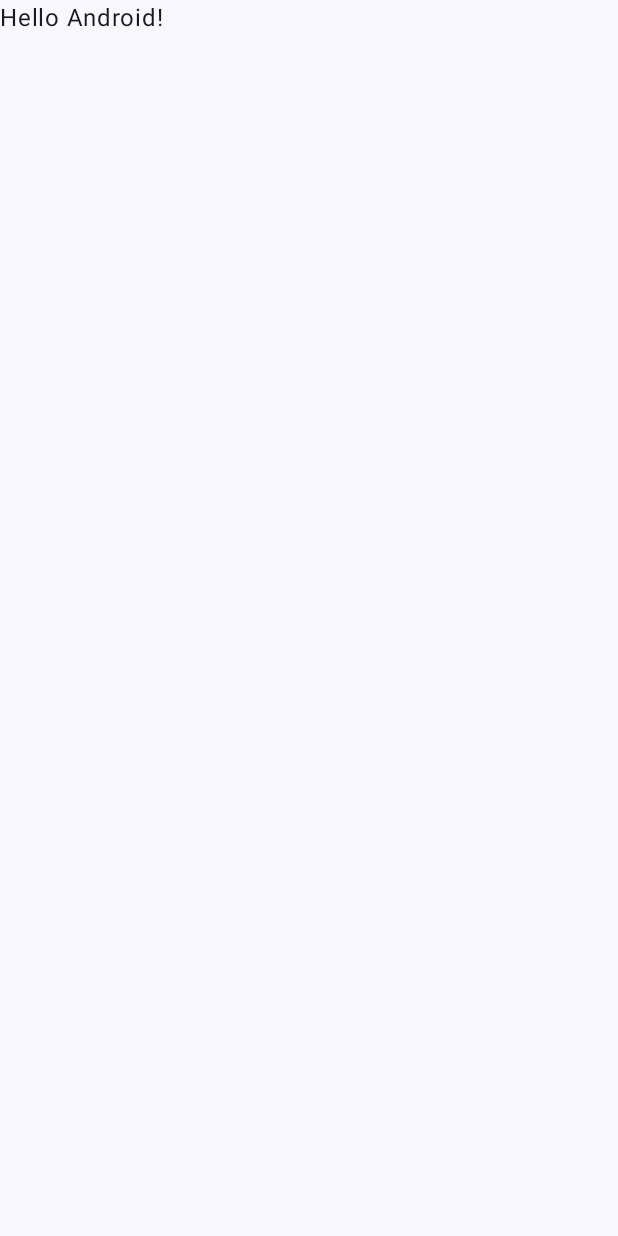
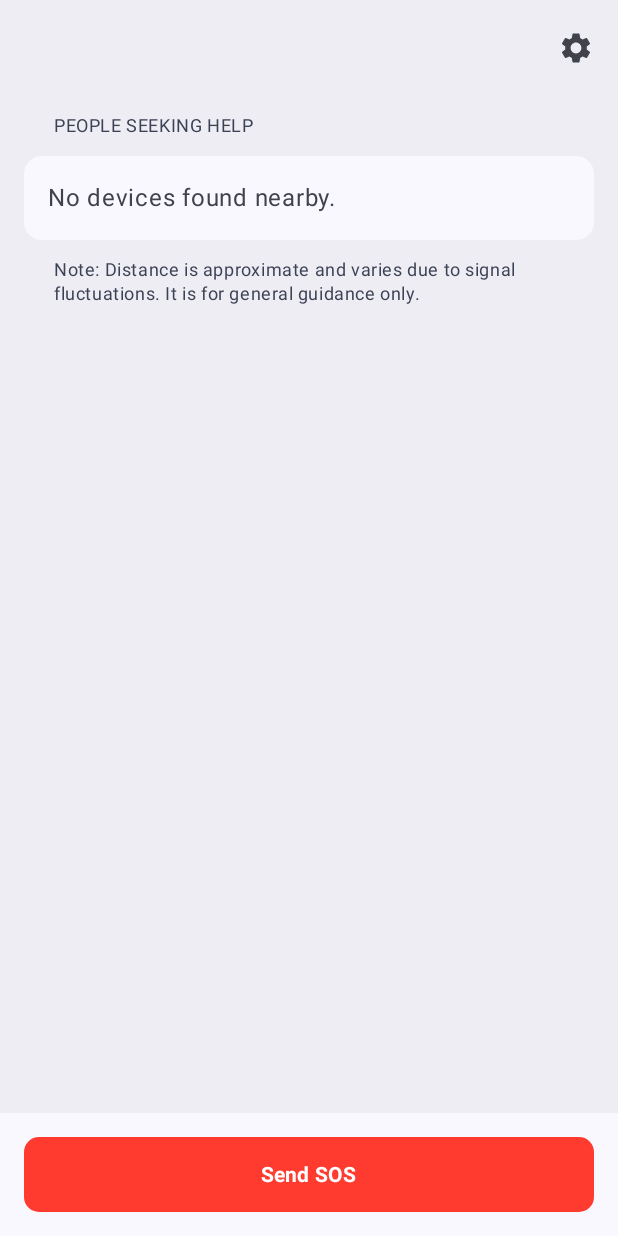
Before and after one commit to igatha/flare-gun, an Android app built with Jetpack Compose: the screen it shows after launch (MainActivity), on a phone screen of 412 x 824 dp. Before the commit the screen is almost empty. Run offline under Robolectric (Android 15) with nearby library versions, the light colour scheme and no system bars.

Commit message:
android: Add basic user interface

```diff
--- a/Android/app/src/main/java/me/nizarmah/igatha/MainActivity.kt
+++ b/Android/app/src/main/java/me/nizarmah/igatha/MainActivity.kt
@@ -4,14 +4,10 @@ import android.os.Bundle
 import androidx.activity.ComponentActivity
 import androidx.activity.compose.setContent
 import androidx.activity.enableEdgeToEdge
-import androidx.compose.foundation.layout.fillMaxSize
-import androidx.compose.foundation.layout.padding
-import androidx.compose.material3.Scaffold
-import androidx.compose.material3.Text
 import androidx.compose.runtime.Composable
-import androidx.compose.ui.Modifier
 import androidx.compose.ui.tooling.preview.Preview
 import me.nizarmah.igatha.ui.theme.IgathaTheme
+import me.nizarmah.igatha.ui.view.ContentView
 
 class MainActivity : ComponentActivity() {
     override fun onCreate(savedInstanceState: Bundle?) {
@@ -19,29 +15,14 @@ class MainActivity : ComponentActivity() {
         enableEdgeToEdge()
         setContent {
             IgathaTheme {
-                Scaffold(modifier = Modifier.fillMaxSize()) { innerPadding ->
-                    Greeting(
-                        name = "Android",
-                        modifier = Modifier.padding(innerPadding)
-                    )
-                }
+                ContentView()
             }
         }
     }
 }
 
-@Composable
-fun Greeting(name: String, modifier: Modifier = Modifier) {
-    Text(
-        text = "Hello $name!",
-        modifier = modifier
-    )
-}
-
 @Preview(showBackground = true)
 @Composable
-fun GreetingPreview() {
-    IgathaTheme {
-        Greeting("Android")
-    }
+fun MainActivityPreview() {
+    MainActivity()
 }
--- a/Android/app/src/main/java/me/nizarmah/igatha/ui/theme/Color.kt
+++ b/Android/app/src/main/java/me/nizarmah/igatha/ui/theme/Color.kt
@@ -2,10 +2,5 @@ package me.nizarmah.igatha.ui.theme
 
 import androidx.compose.ui.graphics.Color
 
-val Purple80 = Color(0xFFD0BCFF)
-val PurpleGrey80 = Color(0xFFCCC2DC)
-val Pink80 = Color(0xFFEFB8C8)
-
-val Purple40 = Color(0xFF6650a4)
-val PurpleGrey40 = Color(0xFF625b71)
-val Pink40 = Color(0xFF7D5260)
+val Red = Color(0xFFFF3B30)
+val Gray = Color(0xFF8E8E93)
--- a/Android/app/src/main/java/me/nizarmah/igatha/ui/theme/Theme.kt
+++ b/Android/app/src/main/java/me/nizarmah/igatha/ui/theme/Theme.kt
@@ -11,27 +11,9 @@ import androidx.compose.material3.lightColorScheme
 import androidx.compose.runtime.Composable
 import androidx.compose.ui.platform.LocalContext
 
-private val DarkColorScheme = darkColorScheme(
-    primary = Purple80,
-    secondary = PurpleGrey80,
-    tertiary = Pink80
-)
+private val DarkColorScheme = darkColorScheme()
 
-private val LightColorScheme = lightColorScheme(
-    primary = Purple40,
-    secondary = PurpleGrey40,
-    tertiary = Pink40
-
-    /* Other default colors to override
-    background = Color(0xFFFFFBFE),
-    surface = Color(0xFFFFFBFE),
-    onPrimary = Color.White,
-    onSecondary = Color.White,
-    onTertiary = Color.White,
-    onBackground = Color(0xFF1C1B1F),
-    onSurface = Color(0xFF1C1B1F),
-    */
-)
+private val LightColorScheme = lightColorScheme()
 
 @Composable
 fun IgathaTheme(
--- /dev/null
+++ b/Android/app/src/main/java/me/nizarmah/igatha/ui/view/ContentView.kt
@@ -0,0 +1,119 @@
+package me.nizarmah.igatha.ui.view
+
+import androidx.compose.foundation.layout.Box
+import androidx.compose.foundation.layout.Column
+import androidx.compose.foundation.layout.Spacer
+import androidx.compose.foundation.layout.fillMaxSize
+import androidx.compose.foundation.layout.fillMaxWidth
+import androidx.compose.foundation.layout.height
+import androidx.compose.foundation.layout.padding
+import androidx.compose.foundation.shape.RoundedCornerShape
+import androidx.compose.material.icons.Icons
+import androidx.compose.material.icons.filled.Settings
+import androidx.compose.material3.*
+import androidx.compose.runtime.*
+import androidx.compose.ui.Modifier
+import androidx.compose.ui.draw.alpha
+import androidx.compose.ui.graphics.Color
+import androidx.compose.ui.text.font.FontWeight
+import androidx.compose.ui.tooling.preview.Preview
+import androidx.compose.ui.unit.dp
+import me.nizarmah.igatha.ui.theme.Gray
+import me.nizarmah.igatha.ui.theme.IgathaTheme
+import me.nizarmah.igatha.ui.theme.Red
+
+@OptIn(ExperimentalMaterial3Api::class)
+@Composable
+fun ContentView() {
+    // TODO: Initialize your ViewModel here when ready
+
+    Scaffold(
+        topBar = {
+            TopAppBar(
+                title = {},
+                actions = {
+                    IconButton(onClick = {
+                        // TODO: Implement navigation to SettingsView
+                    }) {
+                        Icon(
+                            imageVector = Icons.Default.Settings,
+                            contentDescription = "Settings"
+                        )
+                    }
+                },
+                colors = TopAppBarDefaults.topAppBarColors(
+                    containerColor = MaterialTheme.colorScheme.surfaceContainer
+                )
+            )
+        },
+        content = { paddingValues ->
+            Column(
+                modifier = Modifier
+                    .padding(paddingValues)
+                    .fillMaxSize()
+            ) {
+                Box(
+                    modifier = Modifier
+                        .weight(1f)
+                        .fillMaxWidth()
+                ) {
+                    DeviceListView(devices = emptyList())
+                }
+
+                Spacer(modifier = Modifier)
+
+                SOSButton(
+                    isSOSAvailable = true,
+                    isSOSActive = false,
+                    onSOSClick = {
+                        // TODO: Implement SOS button logic
+                    }
+                )
+            }
+        }
+    )
+}
+
+@Composable
+fun SOSButton(
+    isSOSAvailable: Boolean = true,
+    isSOSActive: Boolean = false,
+    onSOSClick: () -> Unit = {}
+) {
+    Button(
+        onClick = onSOSClick,
+        enabled = isSOSAvailable,
+        modifier = Modifier
+            .padding(16.dp)
+            .fillMaxWidth()
+            .height(50.dp)
+            .alpha(if (isSOSAvailable) 1f else 0.75f),
+        shape = RoundedCornerShape(10.dp),
+        colors = ButtonDefaults.buttonColors(
+            containerColor = when {
+                isSOSActive -> Gray
+                else -> Red
+            },
+            contentColor = Color.White,
+            disabledContainerColor = Red,
+            disabledContentColor = Color.White
+        )
+    ) {
+        Text(
+            text = when {
+                !isSOSAvailable -> "SOS Unavailable"
+                isSOSActive -> "Stop SOS"
+                else -> "Send SOS"
+            },
+            fontWeight = FontWeight.Bold
+        )
+    }
+}
+
+@Preview(showBackground = true)
+@Composable
+fun ContentViewPreview() {
+    IgathaTheme {
+        ContentView()
+    }
+}
--- /dev/null
+++ b/Android/app/src/main/java/me/nizarmah/igatha/ui/view/DeviceListView.kt
@@ -0,0 +1,95 @@
+package me.nizarmah.igatha.ui.view
+
+import androidx.compose.foundation.background
+import androidx.compose.foundation.layout.*
+import androidx.compose.foundation.lazy.LazyColumn
+import androidx.compose.material3.*
+import androidx.compose.runtime.Composable
+import androidx.compose.ui.Modifier
+import androidx.compose.ui.tooling.preview.Preview
+import androidx.compose.ui.unit.dp
+import me.nizarmah.igatha.model.Device
+import me.nizarmah.igatha.ui.theme.IgathaTheme
+import java.util.Date
+import java.util.UUID
+
+@Composable
+fun DeviceListView(devices: List<Device>) {
+    LazyColumn(
+        contentPadding = PaddingValues(horizontal = 16.dp, vertical = 8.dp),
+        verticalArrangement = Arrangement.spacedBy(8.dp),
+        modifier = Modifier
+            .fillMaxSize()
+            .background(MaterialTheme.colorScheme.surfaceContainer)
+    ) {
+        item {
+            Text(
+                "PEOPLE SEEKING HELP",
+                style = MaterialTheme.typography.bodySmall,
+                color = MaterialTheme.colorScheme.secondary,
+                modifier = Modifier.padding(vertical = 4.dp, horizontal = 20.dp)
+            )
+        }
+
+        item {
+            Surface(
+                shape = MaterialTheme.shapes.medium,
+                color = MaterialTheme.colorScheme.surface
+            ) {
+                Column(modifier = Modifier.fillMaxWidth()) {
+                    if (devices.isEmpty()) {
+                        Text(
+                            "No devices found nearby.",
+                            color = MaterialTheme.colorScheme.onSurfaceVariant,
+                            modifier = Modifier
+                                .fillMaxWidth()
+                                .padding(16.dp)
+                        )
+                    } else {
+                        devices.forEachIndexed { index, device ->
+                            DeviceRowView(
+                                device = device,
+                                onClick = {
+                                    // TODO: Implement navigation to DeviceDetailView
+                                }
+                            )
+
+                            if (index < devices.size - 1) {
+                                HorizontalDivider(
+                                    modifier = Modifier
+                                        .fillMaxWidth()
+                                        .padding(horizontal = 16.dp),
+                                    color = MaterialTheme.colorScheme.outlineVariant
+                                )
+                            }
+                        }
+                    }
+                }
+            }
+        }
+
+        item {
+            Text(
+                "Note: Distance is approximate and varies due to signal fluctuations. It is for general guidance only.",
+                style = MaterialTheme.typography.bodySmall,
+                color = MaterialTheme.colorScheme.secondary,
+                modifier = Modifier.padding(vertical = 4.dp, horizontal = 20.dp)
+            )
+        }
+    }
+}
+
+@Composable
+@Preview(showBackground = true)
+fun DeviceListViewPreview() {
+    val mockDevices = listOf(
+        Device(id = UUID.randomUUID(), rssi = -40.0),
+        Device(id = UUID.randomUUID(), rssi = -60.0, lastSeen = Date(System.currentTimeMillis() - 600_000)),
+        Device(id = UUID.randomUUID(), rssi = -75.0),
+        Device(id = UUID.randomUUID(), rssi = -85.0)
+    )
+
+    IgathaTheme {
+        DeviceListView(devices = mockDevices)
+    }
+}
```
Also changed, not shown: Android/app/src/main/java/me/nizarmah/igatha/model/Device.kt (added, +66 -0 lines), Android/app/src/main/java/me/nizarmah/igatha/ui/view/DeviceRowView.kt (added, +86 -0 lines).
